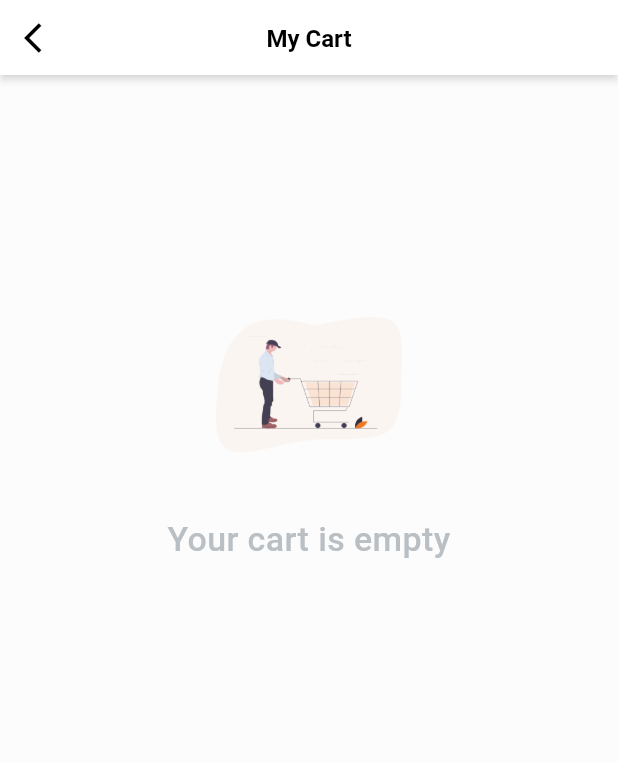
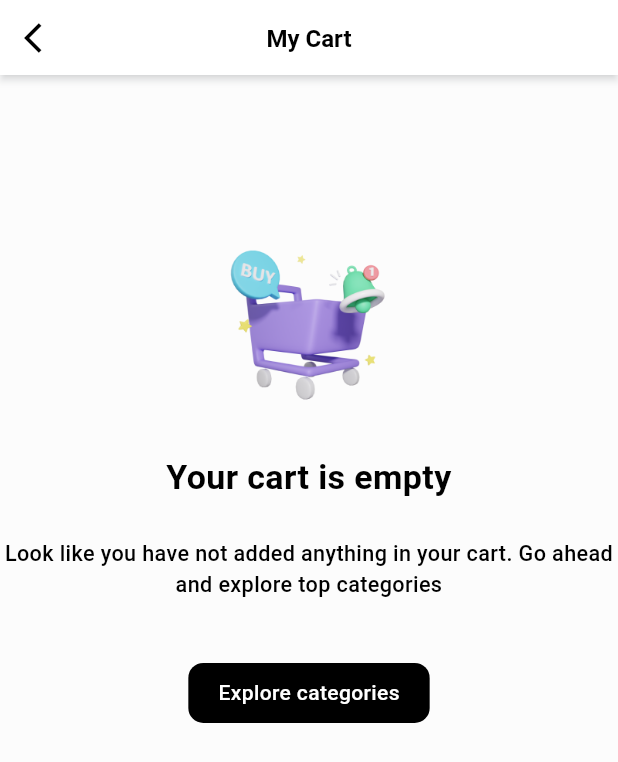
Before and after one commit to devetechno1/mobuy, a Flutter app: the CartScreen screen opened directly, on a phone screen of 412 x 824 dp. Shown: the top 762 px of the screen. Run offline on Flutter 3.47's test engine with Material 3 defaults, Android fonts, the light colour scheme and no system bars; our stand-ins replace animated_flip_counter, audioplayers, cached_network_image, card_swiper, carousel_slider, chewie and 27 more; missing offline and left inert: expandable_bottom_sheet, flutter_facebook_auth, flutter_inappwebview, just_the_tooltip, phone_numbers_parser, pointer_interceptor and 1 more; accounts and stored records are empty; network calls fail.

Commit message:
cart screen

```diff
--- a/lib/common/widgets/no_data_screen.dart
+++ b/lib/common/widgets/no_data_screen.dart
@@ -12,18 +12,17 @@
   final Color? backgroundColor;
   final void Function()? onTap;
 
-  ButtonDataEntity({required this.text, required this.onTap, this.backgroundColor, this.textColor});
+  const ButtonDataEntity({required this.text, required this.onTap, this.backgroundColor, this.textColor});
 }
 
 class NoDataScreen extends StatelessWidget {
-  final bool isCart;
   final bool showFooter;
   final String? text;
   final bool fromAddress;
   final String? image;
   final String? description;
   final ButtonDataEntity? button;
-  const NoDataScreen({super.key, required this.text, this.isCart = false, this.showFooter = false, this.fromAddress = false, this.image, this.description, this.button});
+  const NoDataScreen({super.key, required this.text, this.showFooter = false, this.fromAddress = false, this.image, this.description, this.button});
 
   @override
   Widget build(BuildContext context) {
@@ -34,14 +33,14 @@
 
           Center(
             child: Image.asset(
-              image ?? (fromAddress ? Images.address : isCart ? Images.emptyCart : Images.noDataFound),
+              image ?? (fromAddress ? Images.address : Images.noDataFound),
               width: MediaQuery.of(context).size.height*0.15, height: MediaQuery.of(context).size.height*0.15,
             ),
           ),
           SizedBox(height: MediaQuery.of(context).size.height*0.03),
 
           Text(
-            isCart ? 'cart_is_empty'.tr : text!,
+            text!,
             style: robotoMedium.copyWith(fontSize: MediaQuery.of(context).size.height*0.0275, color: fromAddress ? Theme.of(context).textTheme.bodyMedium!.color : image == null? Theme.of(context).disabledColor : null , fontWeight: image == null? null : FontWeight.bold),
             textAlign: TextAlign.center,
           ),
--- a/lib/features/cart/screens/cart_screen.dart
+++ b/lib/features/cart/screens/cart_screen.dart
@@ -34,6 +34,8 @@
 import 'package:sixam_mart/features/cart/widgets/web_suggested_item_view_widget.dart';
 import 'package:sixam_mart/features/home/screens/home_screen.dart';
 import 'package:sixam_mart/features/store/screens/store_screen.dart';
+
+import '../../favourite/widgets/fav_item_view_widget.dart';
 
 class CartScreen extends StatefulWidget {
   final bool fromNav;
@@ -312,7 +314,13 @@
 
             ResponsiveHelper.isDesktop(context) ? const SizedBox.shrink() : CheckoutButton(cartController: cartController, availableList: cartController.availableList),
 
-          ]) : const NoDataScreen(isCart: true, text: '', showFooter: true);
+          ]) : NoDataScreen(
+            text: 'cart_is_empty'.tr,
+            description: "no_items_in_cart_explore_categories".tr,
+            image: Images.emptyCart,
+            showFooter: true,
+            button: goToHomeButtonData,
+          );
         });
       }),
     );
--- a/lib/features/favourite/widgets/fav_item_view_widget.dart
+++ b/lib/features/favourite/widgets/fav_item_view_widget.dart
@@ -40,11 +40,7 @@
                     stores: favouriteController.wishStoreList,
                     noDataText: 'no_wish_data_found'.tr,
                     isFeatured: true,
-                    button: ButtonDataEntity(
-                      text: "explore_categories".tr,
-                      backgroundColor: Colors.black,
-                      onTap: () => Get.offAll(() => const DashboardScreen(pageIndex: 0)),
-                    ),
+                    button: goToHomeButtonData,
                   ),
                 ),
               ),
@@ -55,3 +51,9 @@
     );
   }
 }
+
+ButtonDataEntity goToHomeButtonData = ButtonDataEntity(
+  text: "explore_categories".tr,
+  backgroundColor: Colors.black,
+  onTap: () => Get.offAll(() => const DashboardScreen(pageIndex: 0)),
+);
```
Also changed, not shown: assets/image/empty_cart.png, assets/language/ar.json, assets/language/en.json.
